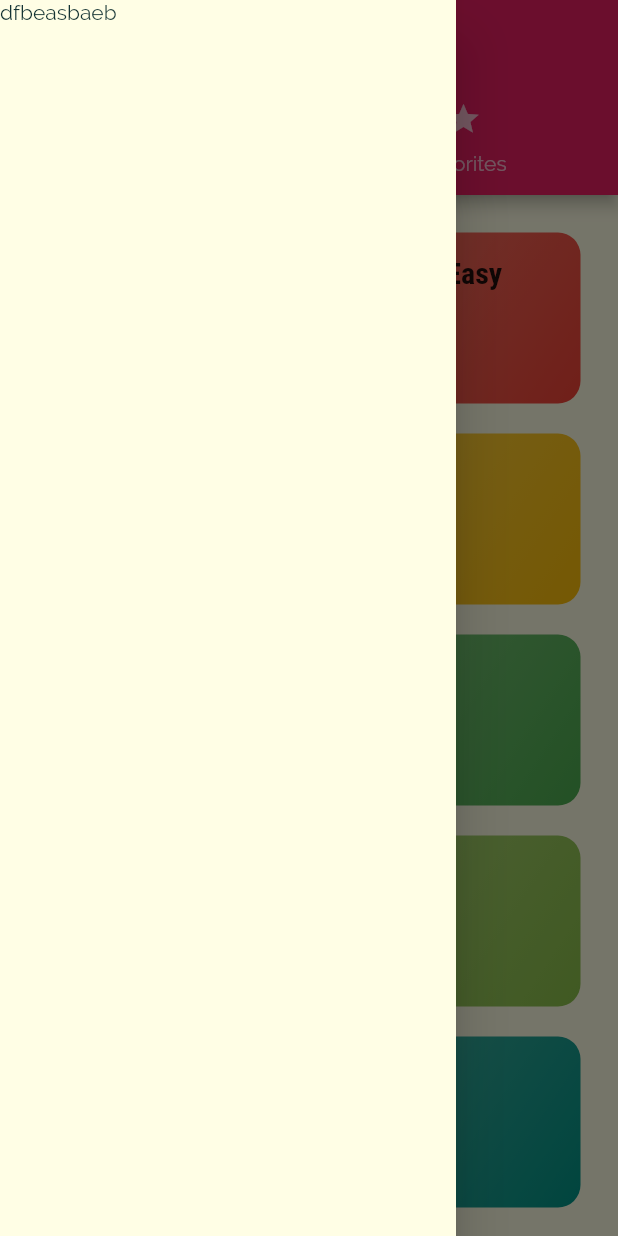
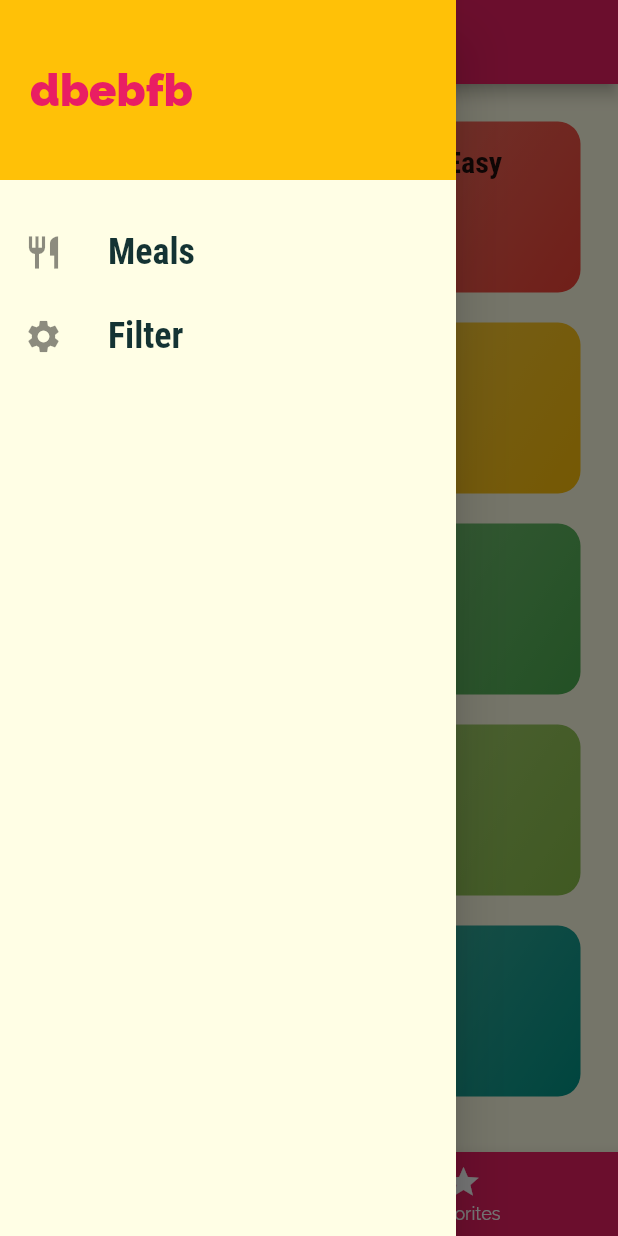
Before and after one commit to C0deGeek007/meals, a Flutter app: the screen it shows after launch, with the side drawer open, on a phone screen of 412 x 824 dp. Run offline on Flutter 3.47's test engine with Material 2 defaults, Android fonts, the phone set to English and light mode, and no system bars.

Commit message:
Final commit

```diff
--- a/lib/main.dart
+++ b/lib/main.dart
@@ -1,4 +1,7 @@
 import 'package:flutter/material.dart';
+import './dummy_data.dart';
+import './models/meal.dart';
+import './screens/filters_screen.dart';
 import './screens/tabs_screen.dart';
 import 'screens/category_meals_screen.dart';
 import 'screens/categories_screen.dart';
@@ -7,8 +10,49 @@ void main() {
   runApp(MyApp());
 }
 
-class MyApp extends StatelessWidget {
+class MyApp extends StatefulWidget {
   // This widget is the root of your application.
+  @override
+  _MyAppState createState() => _MyAppState();
+}
+
+class _MyAppState extends State<MyApp> {
+
+  Map<String,bool> _filters={
+    'gluten':false,
+    'lactose':false,
+    'vegan':false,
+    'vegetarian':false,
+  };
+
+  List<Meal> _availableMeals=DUMMY_MEALS;
+
+  void _setFilters(Map <String,bool> filterData ,BuildContext ctx) {//ctx my change not there
+    setState(() {
+      _filters=filterData;
+    });
+    _availableMeals=DUMMY_MEALS.where((meal){
+
+      if(_filters['gluten']&& !meal.isGlutenFree) {
+        return false;
+      }
+
+      if(_filters['lactose']&& !meal.isLactoseFree) {
+        return false;
+      }
+
+      if(_filters['vegan']&& !meal.isVegan) {
+        return false;
+      }
+
+      if(_filters['vegetarian']&& !meal.isVegetarian) {
+        return false;
+      }
+      return true;
+    }).toList();
+    Navigator.of(ctx).pushReplacementNamed('/');//my change not there
+  }
+
   @override
   Widget build(BuildContext context) {
     return MaterialApp(
@@ -33,8 +77,9 @@ class MyApp extends StatelessWidget {
       initialRoute: '/',//this is its default value
       routes: {
         '/': (ctx)=>TabsScreen(),//CategoriesScreen(),// this line and 'home: CategoriesScreen()' is same
-        CategoryMealsScreen.routeName: (ctx)=>CategoryMealsScreen(),
+        CategoryMealsScreen.routeName: (ctx)=>CategoryMealsScreen(_availableMeals),
         MealDetailScreen.routName:(ctx)=>MealDetailScreen(),
+        FiltersScreen.routenName:(ctx)=>FiltersScreen(_setFilters),
       },
       onUnknownRoute: (settings) {//if route o a page is not defined this gets executed and takes back to home screen
         return MaterialPageRoute(builder: (ctx)=>CategoriesScreen());
--- a/lib/screens/tabs_screen.dart
+++ b/lib/screens/tabs_screen.dart
@@ -1,4 +1,5 @@
 import 'package:flutter/material.dart';
+import '../widgets/main_drawer.dart';
 import './favorites_screen.dart';
 import './categories_screen.dart';
 
@@ -8,25 +9,47 @@ class TabsScreen extends StatefulWidget {
 }
 
 class _TabsScreenState extends State<TabsScreen> {
+
+  final List <Widget> _pages=[
+    CategoriesScreen(),
+    FavoritesScreen(),
+  ];
+
+  final List <String> appBarName = [
+    'Categories',
+    'Your Favorites'
+  ];
+
+  int _selectedPageIndex=0;
+
+  void _selectPage(int index) {
+    setState(() {
+      _selectedPageIndex=index;
+    });
+  }
   @override
   Widget build(BuildContext context) {
-    return DefaultTabController(length: 2, child: Scaffold(
-      appBar: AppBar(title: Text('Meals'),
-      bottom: TabBar(tabs: [
-        Tab(icon: Icon(Icons.category,),
-          text: 'Categories',
+    return Scaffold(
+
+      appBar: AppBar(title: Text(appBarName[_selectedPageIndex]),
+    ),
+    body: _pages[_selectedPageIndex],
+    bottomNavigationBar: BottomNavigationBar(
+      unselectedItemColor: Colors.white,
+      selectedItemColor: Colors.amber,
+      currentIndex: _selectedPageIndex,
+      onTap: _selectPage,
+      backgroundColor: Theme.of(context).primaryColor,
+      items: [
+        BottomNavigationBarItem(icon: Icon(Icons.category),
+        title: Text('Categories')
         ),
-        Tab(icon: Icon(Icons.star,),
-          text: 'Favorites',
+        BottomNavigationBarItem(icon: Icon(Icons.star),
+        title: Text('Favorites')
         )
-      ]),
+      ]
     ),
-    body: TabBarView(children: [
-      CategoriesScreen(),
-      FavoritesScreen()
-    ]),
-    drawer: Drawer(child: Text("dfbeasbaeb"),),
-    ),
+    drawer: MainDrawer(),
     );
   }
 }
--- /dev/null
+++ b/lib/widgets/main_drawer.dart
@@ -0,0 +1,61 @@
+import 'package:flutter/material.dart';
+import '../screens/filters_screen.dart';
+class MainDrawer extends StatelessWidget {
+
+  Widget buildListTitle(String title , IconData icon, Function tapHandler) {
+    return  ListTile(
+            leading: Icon(icon,size: 26,),
+            title: Text(title,
+              style: TextStyle(
+                fontFamily: 'RobotoCondensed',
+                fontSize: 24,
+                fontWeight: FontWeight.bold,
+              ),
+
+            ),
+            onTap: () {
+              tapHandler();
+            },
+          );
+  }
+
+  @override
+  Widget build(BuildContext context) {
+    return Drawer(
+      child: Column(
+        children: [
+          Container(
+            height: 120,
+            width: double.infinity,
+            padding: EdgeInsets.all(20),
+            alignment: Alignment.centerLeft,
+            child: Text("dbebfb",
+              style: TextStyle(
+                fontWeight: FontWeight.w900,
+                fontSize: 30,
+                color: Colors.pink
+              ),
+            ),
+            color: Colors.amber,
+          ),
+          SizedBox(height: 20,),
+
+          buildListTitle('Meals' ,
+            Icons.restaurant,
+            () {
+              Navigator.of(context).pushReplacementNamed('/');
+            }
+          ),
+
+          buildListTitle('Filter' ,
+            Icons.settings,
+            () {
+              Navigator.of(context).pushReplacementNamed(FiltersScreen.routenName);
+            }
+          ),
+
+        ],
+      ),
+    );
+  }
+}
```
Also changed, not shown: lib/screens/category_meals_screen.dart (+7 -2 lines), lib/screens/filters_screen.dart (added, +105 -0 lines).
